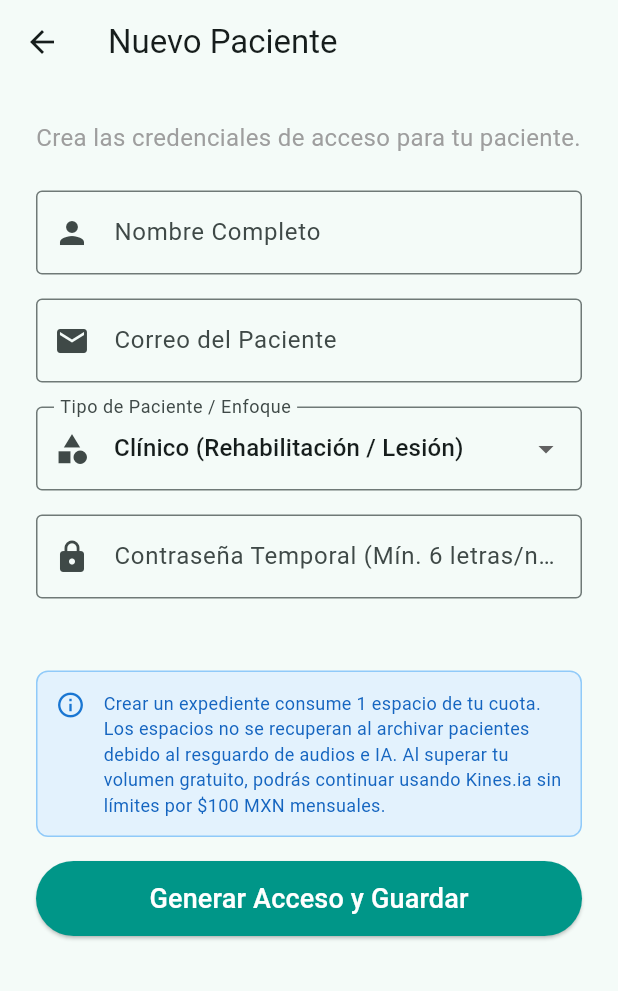
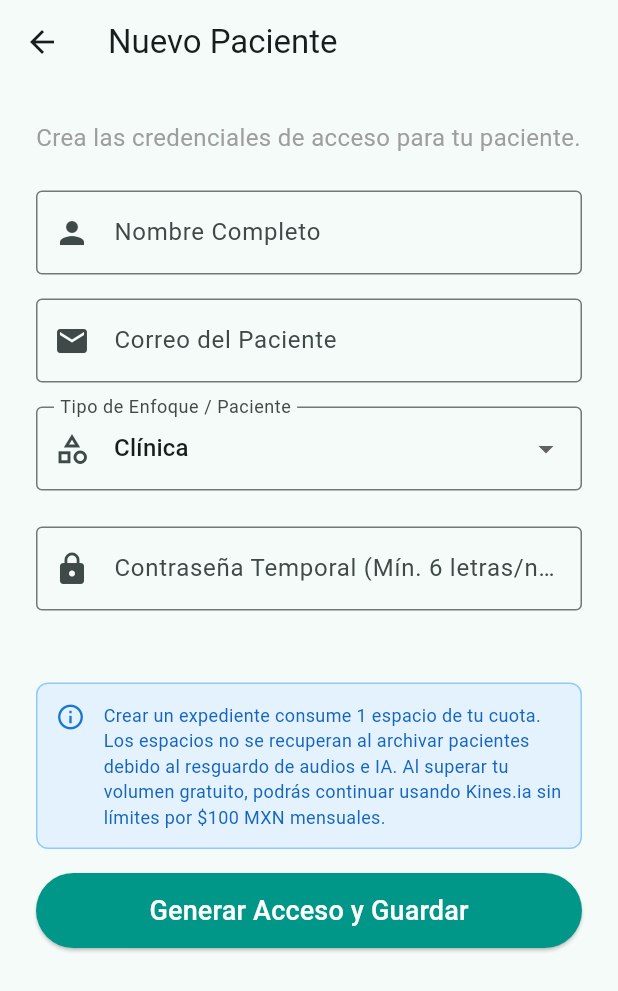
Before and after one commit to alex-perficient/kinesia-app, a Flutter app: the screen it shows once a user with an empty profile is signed in, after a tap on the "person add" icon, on a phone screen of 412 x 824 dp. Shown: the top 991 px of the screen. Run offline on Flutter 3.47's test engine with Material 3 defaults, Android fonts, the light colour scheme and no system bars; our stand-ins replace audioplayers, cloud_firestore, confetti, firebase_auth, firebase_core, firebase_storage and 4 more; missing offline and left inert: record; accounts and stored records are empty; network calls fail.

Commit message:
Fase Epica 1 Completada oficialmente, grupos de funcionalidades separadas bien y funcionando

```diff
--- a/lib/features/auth/auth_gate.dart
+++ b/lib/features/auth/auth_gate.dart
@@ -2,7 +2,8 @@
 import 'package:firebase_auth/firebase_auth.dart';
 import 'package:cloud_firestore/cloud_firestore.dart';
 import 'login_screen.dart';
-import '../dashboard_physio/dashboard_screen.dart';
+//import '../dashboard_physio/dashboard_screen.dart';
+import '../dashboard_physio/main_physio_screen.dart';
 import '../patient_view/patient_home_screen.dart';
 
 class AuthGate extends StatelessWidget {
@@ -35,7 +36,7 @@
 
             // Si el documento existe en la colección de fisios...
             if (roleSnapshot.hasData && roleSnapshot.data!.exists) {
-              return const DashboardPhysioScreen(); // Entra el Fisioterapeuta
+              return const MainPhysioScreen(); //DashboardPhysioScreen(); // Entra el Fisioterapeuta
             } else {
               // Si no existe, por descarte es un paciente
               return const PatientHomeScreen(); // Entra el Paciente
--- a/lib/features/dashboard_physio/dashboard_screen.dart
+++ b/lib/features/dashboard_physio/dashboard_screen.dart
@@ -18,6 +18,9 @@
   // 2. VARIABLES DE BÚSQUEDA
   String _searchQuery = '';
   final TextEditingController _searchController = TextEditingController();
+
+  // NUEVO: Variable para el filtro actual
+  String _selectedFilter = 'Todos'; // Opciones: 'Todos', 'Clínica', 'Fitness'
 
   // NUEVO: Variables para guardar la conexión a Firebase
   late Stream<DocumentSnapshot> _physioStream;
@@ -144,6 +147,35 @@
                   ),
                 ),
 
+                // NUEVO: LOS FILTROS RÁPIDOS (Chips)
+                SingleChildScrollView(
+                  scrollDirection: Axis.horizontal,
+                  padding: const EdgeInsets.only(bottom: 16.0),
+                  child: Row(
+                    children: ['Todos', 'Clínica', 'Fitness'].map((String filter) {
+                      final isSelected = _selectedFilter == filter;
+                      return Padding(
+                        padding: const EdgeInsets.only(right: 8.0),
+                        child: ChoiceChip(
+                          label: Text(filter),
+                          selected: isSelected,
+                          selectedColor: Colors.teal,
+                          labelStyle: TextStyle(
+                            color: isSelected ? Colors.white : Colors.grey.shade800,
+                            fontWeight: isSelected ? FontWeight.bold : FontWeight.normal,
+                          ),
+                          backgroundColor: Colors.grey.shade200,
+                          onSelected: (bool selected) {
+                            setState(() {
+                              _selectedFilter = filter;
+                            });
+                          },
+                        ),
+                      );
+                    }).toList(),
+                  ),
+                ),
+
                 Expanded(
                   child: StreamBuilder<QuerySnapshot>(
                     stream: _patientsStream, // ¡Aquí también! FirebaseFirestore.instance //ya se coloco al inicio el resto del codigo
@@ -163,11 +195,31 @@
                       final patientDocs = patientSnapshot.data?.docs ?? [];
 
                       // 4. EL FILTRO LOCAL MÁGICO
+                      // EL FILTRO LOCAL MÁGICO (Búsqueda + Categoría)
                       final filteredDocs = patientDocs.where((doc) {
                         final data = doc.data() as Map<String, dynamic>;
                         final name = (data['fullName'] ?? '').toString().toLowerCase();
+
+                        // Si el paciente no tiene tipo asignado aún, asumimos que es de Clínica
+                        final String patientType = data['patientType'] ?? 'Clínica';
+
+                        // 1. ¿Coincide con la búsqueda de texto?
+                        final matchesSearch = name.contains(_searchQuery);
+
+                        // 2. ¿Coincide con el chip seleccionado?
+                        final matchesFilter = _selectedFilter == 'Todos' || patientType == _selectedFilter;
+
+                        return matchesSearch && matchesFilter;
+                      }).toList();
+
+                      //quitar cuando funcione lo demas.
+                    /**   final filteredDocs = patientDocs.where((doc) {
+                        final data = doc.data() as Map<String, dynamic>;
+                        final name = (data['fullName'] ?? '').toString().toLowerCase();
                         return name.contains(_searchQuery);
-                      }).toList();
+                      }).toList();**/
+
+
 
                       // Estado 1: Absolutamente 0 pacientes en la base de datos (Tu Empty State)
                       if (patientDocs.isEmpty) {
--- /dev/null
+++ b/lib/features/dashboard_physio/main_physio_screen.dart
@@ -0,0 +1,64 @@
+import 'package:flutter/material.dart';
+// Asegúrate de que esta ruta apunte correctamente a tu archivo actual:
+import 'dashboard_screen.dart';
+
+class MainPhysioScreen extends StatefulWidget {
+  const MainPhysioScreen({super.key});
+
+  @override
+  State<MainPhysioScreen> createState() => _MainPhysioScreenState();
+}
+
+class _MainPhysioScreenState extends State<MainPhysioScreen> {
+  int _selectedIndex = 0;
+
+  // Lista de las "Habitaciones" de nuestra app
+  final List<Widget> _screens = [
+    const DashboardPhysioScreen(), // Índice 0: Tu pantalla actual (Intacta)
+    const Center(child: Text('📅 Calendario (En Construcción)', style: TextStyle(fontSize: 18, color: Colors.grey))), // Índice 1
+    const Center(child: Text('📚 Biblioteca (En Construcción)', style: TextStyle(fontSize: 18, color: Colors.grey))), // Índice 2
+    const Center(child: Text('⚙️ Perfil y Ajustes (En Construcción)', style: TextStyle(fontSize: 18, color: Colors.grey))), // Índice 3
+  ];
+
+  @override
+  Widget build(BuildContext context) {
+    return Scaffold(
+      body: _screens[_selectedIndex], // Muestra la pantalla según el botón presionado
+      bottomNavigationBar: BottomNavigationBar(
+        currentIndex: _selectedIndex,
+        onTap: (index) {
+          setState(() {
+            _selectedIndex = index;
+          });
+        },
+        type: BottomNavigationBarType.fixed, // Evita que los íconos se muevan o se oculten
+        backgroundColor: Colors.white,
+        selectedItemColor: Colors.teal,
+        unselectedItemColor: Colors.grey.shade400,
+        elevation: 8,
+        items: const [
+          BottomNavigationBarItem(
+            icon: Icon(Icons.people_alt_outlined),
+            activeIcon: Icon(Icons.people),
+            label: 'Pacientes',
+          ),
+          BottomNavigationBarItem(
+            icon: Icon(Icons.calendar_month_outlined),
+            activeIcon: Icon(Icons.calendar_month),
+            label: 'Calendario',
+          ),
+          BottomNavigationBarItem(
+            icon: Icon(Icons.library_books_outlined),
+            activeIcon: Icon(Icons.library_books),
+            label: 'Biblioteca',
+          ),
+          BottomNavigationBarItem(
+            icon: Icon(Icons.person_outline),
+            activeIcon: Icon(Icons.person),
+            label: 'Perfil',
+          ),
+        ],
+      ),
+    );
+  }
+}
--- a/lib/features/patients/create_patient_screen.dart
+++ b/lib/features/patients/create_patient_screen.dart
@@ -14,9 +14,9 @@
   final TextEditingController _nameController = TextEditingController();
   final TextEditingController _emailController = TextEditingController();
   final TextEditingController _passwordController = TextEditingController();
-
-  // NUEVA VARIABLE: Por defecto será Clínico (Rehabilitación)
-  String _selectedProfile = 'clinical';
+  // NUEVO: Variable para el tipo de paciente
+  String _selectedPatientType = 'Clínica';
+  final List<String> _patientTypes = ['Clínica', 'Fitness'];
 
   bool _isLoading = false;
 
@@ -78,8 +78,10 @@
         'fullName': _nameController.text.trim(),
         'email': _emailController.text.trim(),
         'status': 'active',
-        'profileType': _selectedProfile, // ¡AQUÍ ESTÁ LA MAGIA!
+       // 'profileType': _selectedProfile, // ¡AQUÍ ESTÁ LA MAGIA!
         'createdAt': FieldValue.serverTimestamp(),
+        // ¡NUEVA LÍNEA CLAVE!
+        'patientType': _selectedPatientType,
       });
 
       // 6. Actualizar el contador del fisio
@@ -137,31 +139,29 @@
             ),
             const SizedBox(height: 16),
 
-            // NUEVO SELECTOR DE PERFIL
+            // NUEVO: Selector de Tipo de Paciente
               DropdownButtonFormField<String>(
-              initialValue: _selectedProfile,
+                value: _selectedPatientType,
                 decoration: const InputDecoration(
-                labelText: 'Tipo de Paciente / Enfoque',
+                  labelText: 'Tipo de Enfoque / Paciente',
                   border: OutlineInputBorder(),
-                prefixIcon: Icon(Icons.category),
+                  prefixIcon: Icon(Icons.category_outlined),
                 ),
-              items: const [
-                DropdownMenuItem(
-                  value: 'clinical',
-                  child: Text('Clínico (Rehabilitación / Lesión)'),
-                ),
-                DropdownMenuItem(
-                  value: 'fitness',
-                  child: Text('Fitness (Fuerza / Rendimiento)'),
-                ),
-              ],
-              onChanged: (value) {
+                items: _patientTypes.map((String type) {
+                  return DropdownMenuItem<String>(
+                    value: type,
+                    child: Text(type),
+                  );
+                }).toList(),
+                onChanged: (String? newValue) {
+                  if (newValue != null) {
                     setState(() {
-                  _selectedProfile = value!;
+                      _selectedPatientType = newValue;
                     });
+                  }
                 },
               ),
-            const SizedBox(height: 16),
+              const SizedBox(height: 24),
 
             TextField(
               controller: _passwordController,
```
Also changed, not shown: 1 other file. Lines whose indentation alone changed are shown as unchanged.
